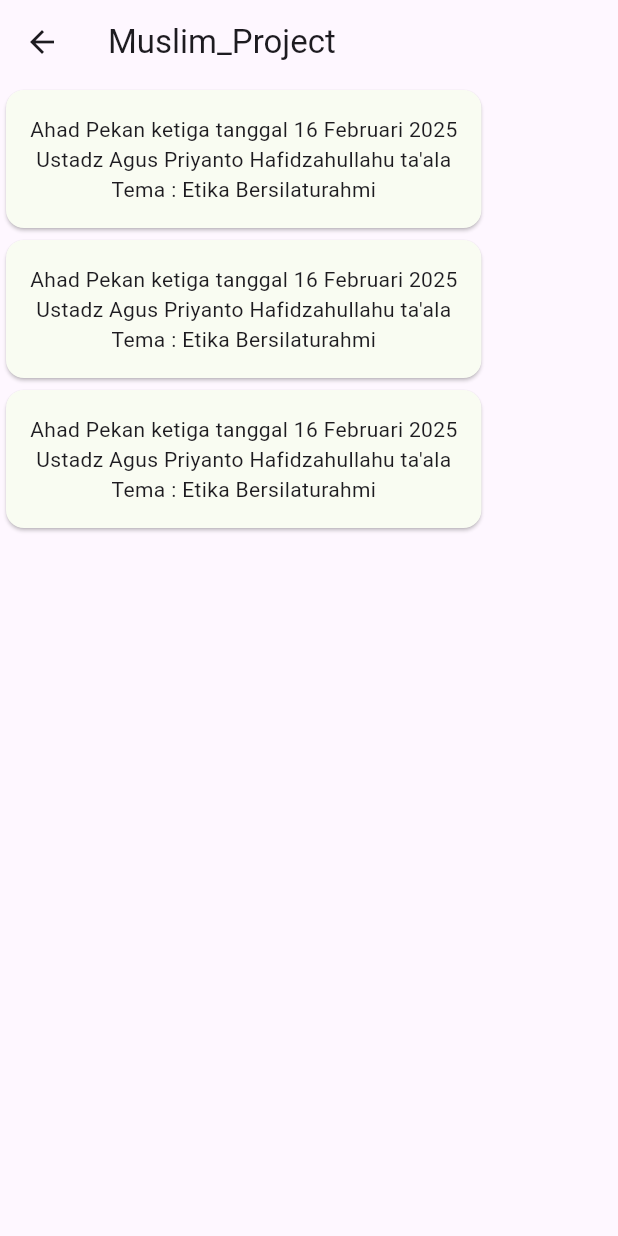
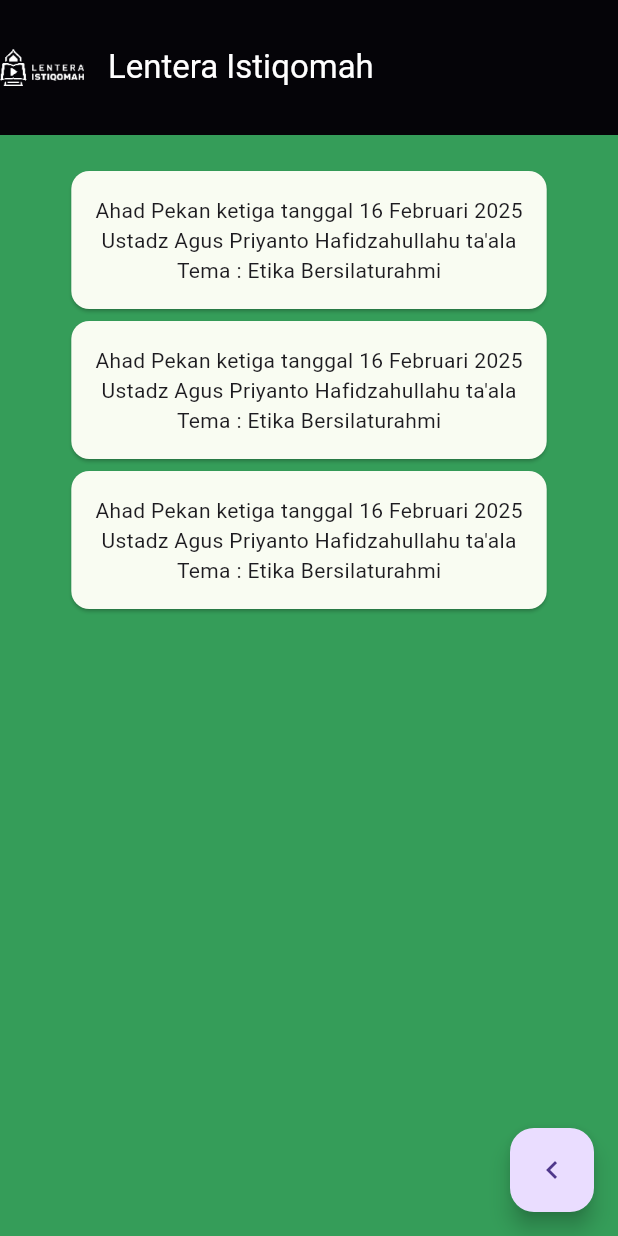
Before and after one commit to fadelfffar/muslim_project, a Flutter app: the screen it shows after launch, item 3 of the bottom bar chosen, after a tap on "Kajian Syuruq", on a phone screen of 412 x 824 dp. Run offline on Flutter 3.47's test engine with Material 3 defaults, Android fonts, the phone set to English and light mode, and no system bars; our stand-ins replace flutter_local_notifications, flutter_timezone, timezone; network calls fail.

Commit message:
make a new detailed screen on each mosque event and change the color of all background to dark green 359D59

```diff
--- a/lib/main.dart
+++ b/lib/main.dart
@@ -3,9 +3,11 @@
 import 'package:flutter/foundation.dart';
 import 'package:flutter/material.dart';
 import 'package:muslim_project/notification/notification_service.dart';
-import 'package:muslim_project/pages/details_screen.dart';
+import 'package:muslim_project/pages/detais_pages.dart/kajian_syuruq.dart';
 import 'package:muslim_project/pages/home_screen.dart';
 import 'package:timezone/data/latest_all.dart' as tz;
+
+import 'pages/detais_pages.dart/kajian_maghrib_jumat.dart';
 
 // mixin snapshot {
 //   late Future<Prayer> futurePrayer;
@@ -63,6 +65,12 @@ class _MyAppState extends State<MyApp> {
             borderRadius: BorderRadius.circular(12.0),
           ),
         ),
+        navigationBarTheme: const NavigationBarThemeData(
+          backgroundColor: Color(0xff1A7149),
+          indicatorColor: Color(0xffF9FCF2),
+          labelTextStyle: WidgetStatePropertyAll(TextStyle( color:  Color(0xffDAFAD8), fontWeight: FontWeight.w500))
+
+        ),
         listTileTheme: ListTileThemeData(
           minTileHeight: 20,
           shape: RoundedRectangleBorder(
@@ -89,8 +97,9 @@ class _MyAppState extends State<MyApp> {
       ),
       initialRoute: '/home',
       routes: {
-        '/home': (context) => HomeScreen(),
-        '/details': (context) => DetailsScreen()
+        '/home': (context) => const HomeScreen(),
+        '/syuruq': (context) => const KajianSyuruqScreen(),
+        '/maghrib_jumat': (context) => const KajianMaghribJumatScreen()
       },
     );
   }
--- a/lib/pages/details_screen.dart
+++ /dev/null
@@ -1,63 +0,0 @@
-import 'package:flutter/material.dart';
-
-class DetailsScreen extends StatefulWidget {
-  const DetailsScreen({super.key});
-
-  @override
-  State<DetailsScreen> createState() => _DetailsScreenState();
-}
-
-class _DetailsScreenState extends State<DetailsScreen> {
-  bool _customTileExpanded = false;
-  @override
-  Widget build(BuildContext context) {
-    return Scaffold(
-      appBar: AppBar(
-        title: Text("Muslim_Project"),
-      ),
-      body: Column(
-        children: [
-          Card(
-                color: const Color(0xffF9FCF2),
-                child: Padding(
-                  padding: EdgeInsets.all(16),
-                  child: Column(
-                    children: [
-                      Text("Ahad Pekan ketiga tanggal 16 Februari 2025"),
-                      Text("Ustadz Agus Priyanto Hafidzahullahu ta'ala"),
-                      Text("Tema : Etika Bersilaturahmi")
-                    ],
-                  ),
-                ),
-              ),
-              Card(
-                color: const Color(0xffF9FCF2),
-                child: Padding(
-                  padding: EdgeInsets.all(16),
-                  child: Column(
-                    children: [
-                      Text("Ahad Pekan ketiga tanggal 16 Februari 2025"),
-                      Text("Ustadz Agus Priyanto Hafidzahullahu ta'ala"),
-                      Text("Tema : Etika Bersilaturahmi")
-                    ],
-                  ),
-                ),
-              ),
-              Card(
-                color: const Color(0xffF9FCF2),
-                child: Padding(
-                  padding: EdgeInsets.all(16),
-                  child: Column(
-                    children: [
-                      Text("Ahad Pekan ketiga tanggal 16 Februari 2025"),
-                      Text("Ustadz Agus Priyanto Hafidzahullahu ta'ala"),
-                      Text("Tema : Etika Bersilaturahmi")
-                    ],
-                  ),
-                ),
-              ),
-        ],
-      ),
-    );
-  }
-}
--- /dev/null
+++ b/lib/pages/detais_pages.dart/kajian_maghrib_jumat.dart
@@ -0,0 +1,83 @@
+import 'package:flutter/material.dart';
+
+class KajianMaghribJumatScreen extends StatefulWidget {
+  const KajianMaghribJumatScreen({super.key});
+
+  @override
+  State<KajianMaghribJumatScreen> createState() => _KajianMaghribJumatScreenState();
+}
+
+class _KajianMaghribJumatScreenState extends State<KajianMaghribJumatScreen> {
+  bool _customTileExpanded = false;
+  @override
+  Widget build(BuildContext context) {
+    return Scaffold(
+      appBar: AppBar(
+        elevation: 1,
+        backgroundColor: Colors.black,
+        toolbarHeight: 90,
+        leading: Image.asset("assets/logo-lentera.png", scale: 0.1,),
+        title: const Text(
+          "Lentera Istiqomah",
+          style: TextStyle(
+            color: Colors.white
+          ),
+        ),
+      ),
+      floatingActionButton: FloatingActionButton(
+        onPressed: () {
+          Navigator.pop(context);
+        },
+        child: const Icon(Icons.navigate_before),
+      ),
+      body: Container(
+        padding: const EdgeInsets.all(20),
+        color: const Color(0xff359D59),
+        alignment: Alignment.center,
+        child: const Column(
+          children: [
+            Card(
+              color: Color(0xffF9FCF2),
+              child: Padding(
+                padding: EdgeInsets.all(16),
+                child: Column(
+                  children: [
+                    Text("Ahad Pekan ketiga tanggal 16 Februari 2025"),
+                    Text("Ustadz Agus Priyanto Hafidzahullahu ta'ala"),
+                    Text("Tema : Etika Bersilaturahmi")
+                  ],
+                ),
+              ),
+            ),
+            Card(
+              color: Color(0xffF9FCF2),
+              child: Padding(
+                padding: EdgeInsets.all(16),
+                child: Column(
+                  children: [
+                    Text("Ahad Pekan ketiga tanggal 16 Februari 2025"),
+                    Text("Ustadz Agus Priyanto Hafidzahullahu ta'ala"),
+                    Text("Tema : Etika Bersilaturahmi")
+                  ],
+                ),
+              ),
+            ),
+            Card(
+              color: Color(0xffF9FCF2),
+              child: Padding(
+                padding: EdgeInsets.all(16),
+                child: Column(
+                  children: [
+                    Text("Ahad Pekan ketiga tanggal 16 Februari 2025"),
+                    Text("Ustadz Agus Priyanto Hafidzahullahu ta'ala"),
+                    Text("Tema : Etika Bersilaturahmi")
+                  ],
+                ),
+              ),
+            ),
+          ],
+        ),
+      ),
+    );
+  }
+}
--- /dev/null
+++ b/lib/pages/detais_pages.dart/kajian_syuruq.dart
@@ -0,0 +1,83 @@
+import 'package:flutter/material.dart';
+
+class KajianSyuruqScreen extends StatefulWidget {
+  const KajianSyuruqScreen({super.key});
+
+  @override
+  State<KajianSyuruqScreen> createState() => _KajianSyuruqScreenState();
+}
+
+class _KajianSyuruqScreenState extends State<KajianSyuruqScreen> {
+  bool _customTileExpanded = false;
+  @override
+  Widget build(BuildContext context) {
+    return Scaffold(
+      appBar: AppBar(
+        elevation: 1,
+        backgroundColor: Colors.black,
+        toolbarHeight: 90,
+        leading: Image.asset("assets/logo-lentera.png", scale: 0.1,),
+        title: const Text(
+          "Lentera Istiqomah",
+          style: TextStyle(
+            color: Colors.white
+          ),
+        ),
+      ),
+      floatingActionButton: FloatingActionButton(
+        onPressed: () {
+          Navigator.pop(context);
+        },
+        child: const Icon(Icons.navigate_before),
+      ),
+      body: Container(
+        padding: const EdgeInsets.all(20),
+        color: const Color(0xff359D59),
+        alignment: Alignment.center,
+        child: const Column(
+          children: [
+            Card(
+              color: Color(0xffF9FCF2),
+              child: Padding(
+                padding: EdgeInsets.all(16),
+                child: Column(
+                  children: [
+                    Text("Ahad Pekan ketiga tanggal 16 Februari 2025"),
+                    Text("Ustadz Agus Priyanto Hafidzahullahu ta'ala"),
+                    Text("Tema : Etika Bersilaturahmi")
+                  ],
+                ),
+              ),
+            ),
+            Card(
+              color: Color(0xffF9FCF2),
+              child: Padding(
+                padding: EdgeInsets.all(16),
+                child: Column(
+                  children: [
+                    Text("Ahad Pekan ketiga tanggal 16 Februari 2025"),
+                    Text("Ustadz Agus Priyanto Hafidzahullahu ta'ala"),
+                    Text("Tema : Etika Bersilaturahmi")
+                  ],
+                ),
+              ),
+            ),
+            Card(
+              color: Color(0xffF9FCF2),
+              child: Padding(
+                padding: EdgeInsets.all(16),
+                child: Column(
+                  children: [
+                    Text("Ahad Pekan ketiga tanggal 16 Februari 2025"),
+                    Text("Ustadz Agus Priyanto Hafidzahullahu ta'ala"),
+                    Text("Tema : Etika Bersilaturahmi")
+                  ],
+                ),
+              ),
+            ),
+          ],
+        ),
+      ),
+    );
+  }
+}
--- a/lib/pages/home_screen.dart
+++ b/lib/pages/home_screen.dart
@@ -44,7 +44,6 @@ class _HomeScreenState extends State<HomeScreen> {
             currentPageIndex = index;
           });
         },
-        backgroundColor: const Color(0xff8FC332),
         indicatorColor: const Color(0xffF9FCF2),
         selectedIndex: currentPageIndex,
         // list of icons
@@ -71,12 +70,12 @@ class _HomeScreenState extends State<HomeScreen> {
         /// Home page
         Container(
         padding: const EdgeInsets.all(20),
-        color: const Color(0xffB7E369),
+        color: const Color(0xff359D59),
         constraints: const BoxConstraints.expand(width: 2400, height: 800),
         child: ListView(
           children: [
             Text(
-              "Selamat Datang di Website Lentera Istiqomah",
+              "Selamat Datang di Mobile Lentera Istiqomah",
               style: TextStyle(
                 fontSize: 18,
                 fontWeight: FontWeight.bold,
@@ -228,7 +227,7 @@ class _HomeScreenState extends State<HomeScreen> {
       // Reminder Settings Screen
       Container(
         padding: const EdgeInsets.all(20),
-        color: const Color(0xffB7E369),
+        color: const Color(0xff359D59),
         constraints: const BoxConstraints.expand(width: 2400, height: 800),
         child: Column(
           children: [
@@ -354,33 +353,50 @@ class _HomeScreenState extends State<HomeScreen> {
         // Mosque Event Schedule
         Container(
           padding: const EdgeInsets.all(20),
-          color: const Color(0xffB7E369),
+          color: const Color(0xff359D59),
           constraints: const BoxConstraints.expand(width: 2400, height: 800),
           child:  ListView(
             // children: [
             //   Column(
-              children: [
-                SizedBox(height: 40,),
-                Flexible(
+            children: [
+              const SizedBox(height: 40,),
+              Flexible(
+                child: ElevatedButton(
+                  style: ButtonStyle(
+                    backgroundColor: WidgetStatePropertyAll(const Color(0xffF9FCF2)),
+                    shape: WidgetStatePropertyAll(RoundedRectangleBorder(
+                      borderRadius: BorderRadius.circular(12.0),
+                    ))
+                  ),
+                  onPressed: () {
+                    Navigator.pushNamed(context, '/syuruq');
+                  },
+                  child: ListTile(
+                    leading: Image.asset("assets/icon-subuh.png", width: 24, height: 24,),
+                    title: const Text("Kajian Syuruq"),
+                    subtitle: const Text("Setiap Ahad pagi setelah subuh"),
+                  )
+                ),
+              ),
+              SizedBox(height: 12,),
+              Flexible(
                   child: ElevatedButton(
                     style: ButtonStyle(
-                      backgroundColor: WidgetStatePropertyAll(Color(0xffF9FCF2)),
+                      backgroundColor: WidgetStatePropertyAll(const Color(0xffF9FCF2)),
                       shape: WidgetStatePropertyAll(RoundedRectangleBorder(
                         borderRadius: BorderRadius.circular(12.0),
                       ))
                     ),
                     onPressed: () {
-                      Navigator.pushNamed(context, '/details');
+                      Navigator.pushNamed(context, '/maghrib_jumat');
                     },
                     child: ListTile(
                       leading: Image.asset("assets/icon-subuh.png", width: 24, height: 24,),
-                      title: Text("Kajian Syuruq"),
-                      subtitle: Text("Setiap Ahad pagi setelah subuh"),
+                      title: const Text("Kajian Ba'da Maghrib Jumat"),
+                      subtitle: const Text("Setiap Jumat malam setelah Maghrib"),
                     )
                   ),
                 ),
-                // ],
-              // ),
             ],
           ),
         ),
```
